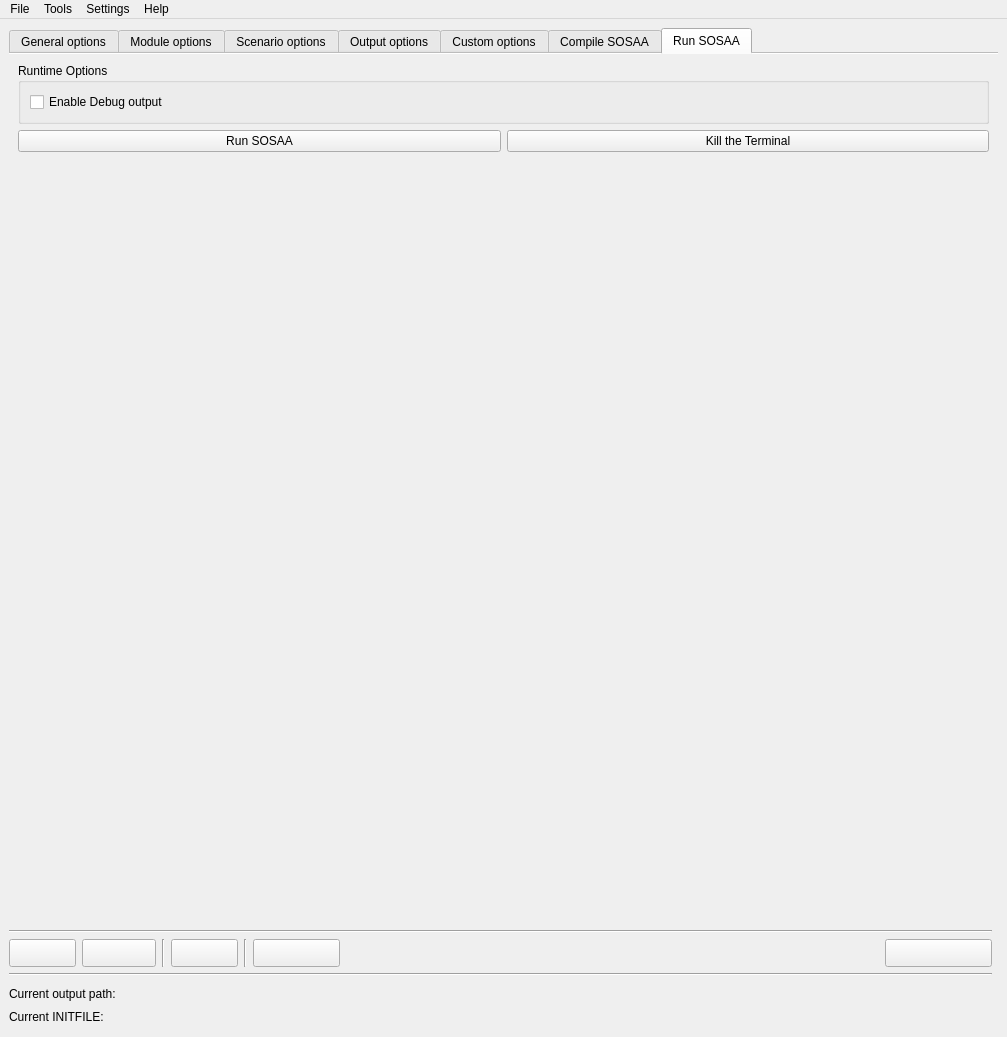
The window that sosaa_gui/layouts/gui.ui (juntyr/sosaa-gui) describes before a commit, drawn with Qt 5.
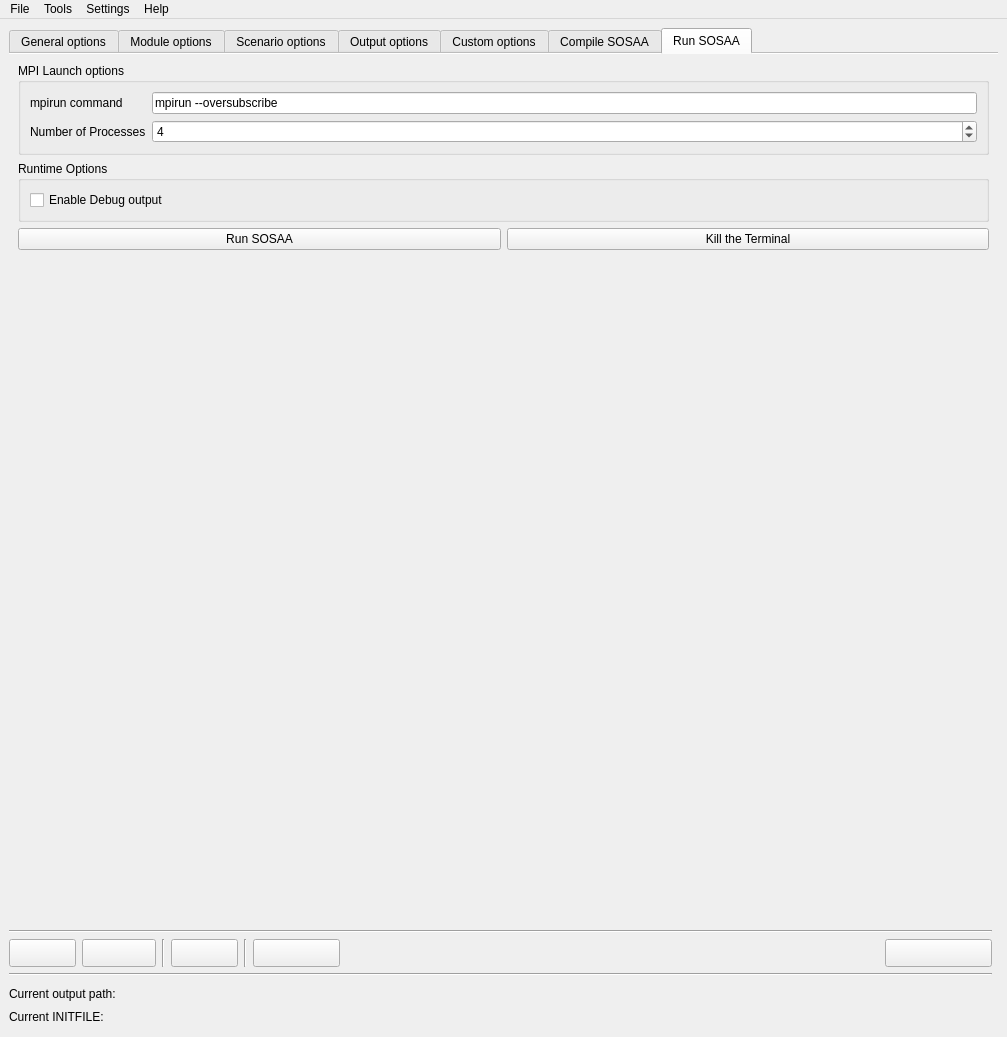
The same window after the commit. The open tabs and pages were chosen to show the change.

Commit message: Add GUI inputs for configuring MPI

The edit to the form file:
```diff
--- a/sosaa_gui/layouts/gui.ui
+++ b/sosaa_gui/layouts/gui.ui
@@ -2593,6 +2593,50 @@
         <string>Run SOSAA</string>
        </attribute>
        <layout class="QVBoxLayout" name="horizontalLayout_9">
+        <item>
+         <widget class="QGroupBox" name="groupBox_3">
+          <property name="title">
+           <string>MPI Launch options</string>
+          </property>
+          <layout class="QVBoxLayout" name="verticalLayout_12">
+           <item>
+            <layout class="QGridLayout" name="gridLayout_14">
+             <item row="1" column="1">
+              <widget class="QSpinBox" name="mpi_nproc">
+               <property name="minimum">
+                <number>2</number>
+               </property>
+               <property name="value">
+                <number>4</number>
+               </property>
+              </widget>
+             </item>
+             <item row="1" column="0">
+              <widget class="QLabel" name="label_2">
+               <property name="text">
+                <string>Number of Processes</string>
+               </property>
+              </widget>
+             </item>
+             <item row="0" column="0">
+              <widget class="QLabel" name="label_4">
+               <property name="text">
+                <string>mpirun command</string>
+               </property>
+              </widget>
+             </item>
+             <item row="0" column="1">
+              <widget class="QLineEdit" name="mpi_cmd">
+               <property name="text">
+                <string>mpirun --oversubscribe</string>
+               </property>
+              </widget>
+             </item>
+            </layout>
+           </item>
+          </layout>
+         </widget>
+        </item>
         <item>
          <widget class="QGroupBox" name="groupBox_3">
           <property name="title">
```
